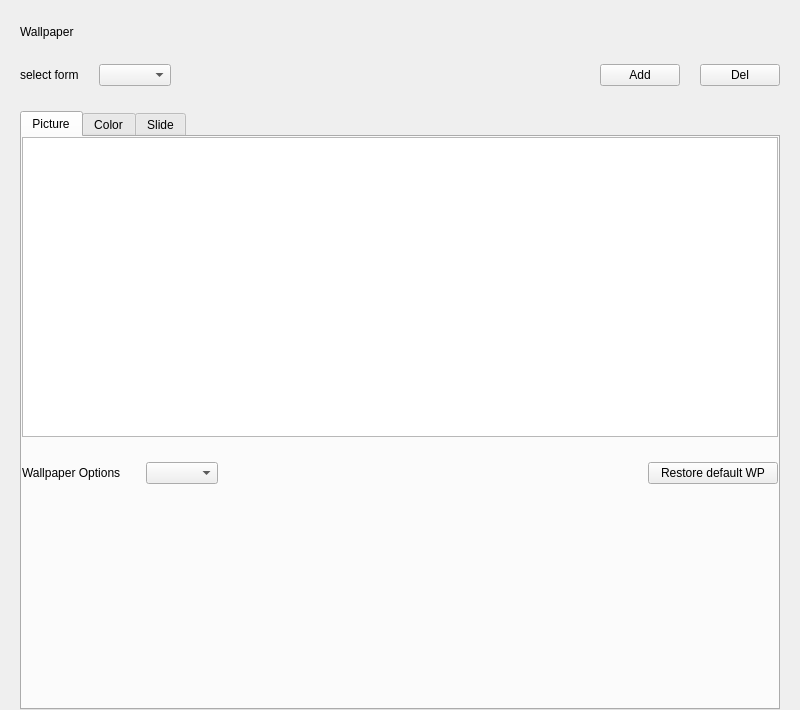
This is plugins/personalized/wallpaper/wallpaper.ui in ukui/ukui-control-center as Qt 5 draws it before an edit. The edited form follows.
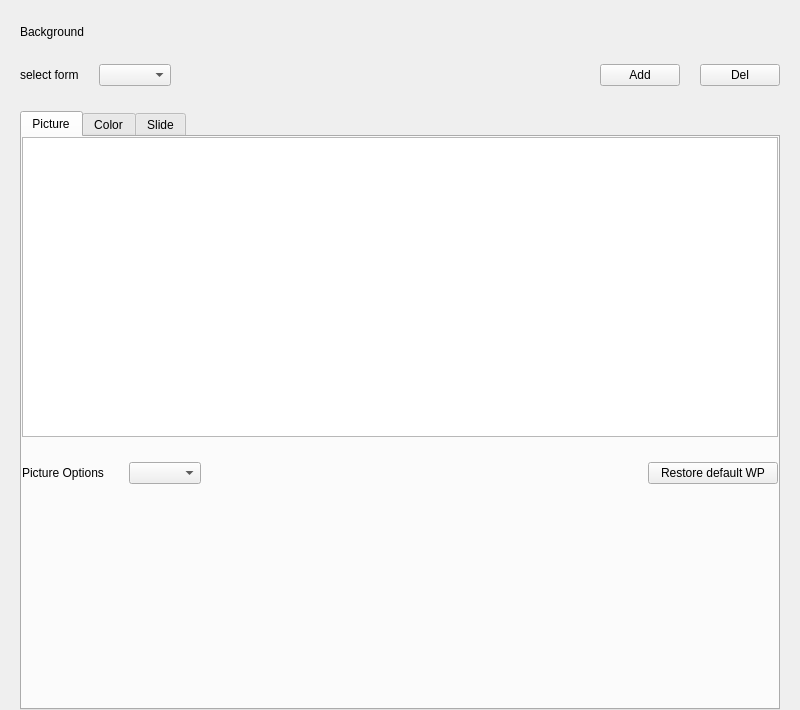
This is the edited form.

```diff
--- a/plugins/personalized/wallpaper/wallpaper.ui
+++ b/plugins/personalized/wallpaper/wallpaper.ui
@@ -69,7 +69,7 @@
           </sizepolicy>
          </property>
          <property name="text">
-          <string>Wallpaper</string>
+          <string>Background</string>
          </property>
          <property name="scaledContents">
           <bool>true</bool>
@@ -198,7 +198,7 @@
                   </sizepolicy>
                  </property>
                  <property name="text">
-                  <string>Wallpaper Options</string>
+                  <string>Picture Options</string>
                  </property>
                  <property name="scaledContents">
                   <bool>true</bool>
```
Left out of the diff: 2 changed lines with no effect on the pictures.
